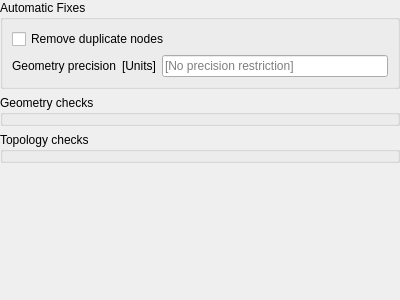
This is src/ui/qgsvectorlayerdigitizingproperties.ui in GispoCoding/QGIS as Qt 5 draws it before an edit. The edited form follows.
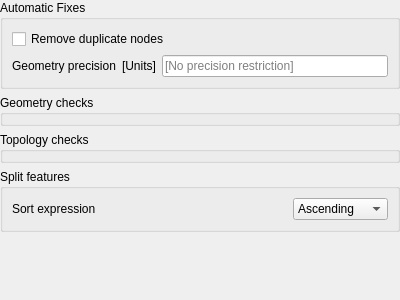
This is the edited form. Custom widgets are drawn as their Qt base class.

Commit message: Add a way to set split feature sort expression in the GUI

What changed in the file:
```diff
--- a/src/ui/qgsvectorlayerdigitizingproperties.ui
+++ b/src/ui/qgsvectorlayerdigitizingproperties.ui
@@ -120,6 +120,48 @@
          </property>
         </widget>
        </item>
+       <item>
+        <widget class="QGroupBox" name="mSplitFeaturesSortGroupBox">
+         <property name="title">
+          <string>Split features</string>
+         </property>
+         <layout class="QHBoxLayout" name="horizontalLayout">
+          <item>
+           <widget class="QLabel" name="label_2">
+            <property name="toolTip">
+             <string>&lt;html&gt;&lt;head/&gt;&lt;body&gt;&lt;p&gt;Controls the order in which the split features digitizing tool creates new features, for example according to the split geometries using the @split_geometry variable. This affects autogenerating fields (such as id fields) so that the first feature in the resulting list will inherit the original feature's attributes.&lt;/p&gt;&lt;/body&gt;&lt;/html&gt;</string>
+            </property>
+            <property name="text">
+             <string>Sort expression</string>
+            </property>
+           </widget>
+          </item>
+          <item>
+           <widget class="QgsExpressionLineEdit" name="mSplitFeaturesExpressionLineEdit" native="true"/>
+          </item>
+          <item>
+           <widget class="QComboBox" name="mSplitFeaturesOrderComboBox">
+            <property name="sizePolicy">
+             <sizepolicy hsizetype="Maximum" vsizetype="Fixed">
+              <horstretch>0</horstretch>
+              <verstretch>0</verstretch>
+             </sizepolicy>
+            </property>
+            <item>
+             <property name="text">
+              <string>Ascending</string>
+             </property>
+            </item>
+            <item>
+             <property name="text">
+              <string>Descending</string>
+             </property>
+            </item>
+           </widget>
+          </item>
+         </layout>
+        </widget>
+       </item>
        <item>
         <spacer name="verticalSpacer_4">
          <property name="orientation">
@@ -146,6 +188,12 @@
    <header>qgsscrollarea.h</header>
    <container>1</container>
   </customwidget>
+  <customwidget>
+   <class>QgsExpressionLineEdit</class>
+   <extends>QWidget</extends>
+   <header>qgsexpressionlineedit.h</header>
+   <container>1</container>
+  </customwidget>
  </customwidgets>
  <resources/>
  <connections/>
```
The commit also changes 3 other files.
